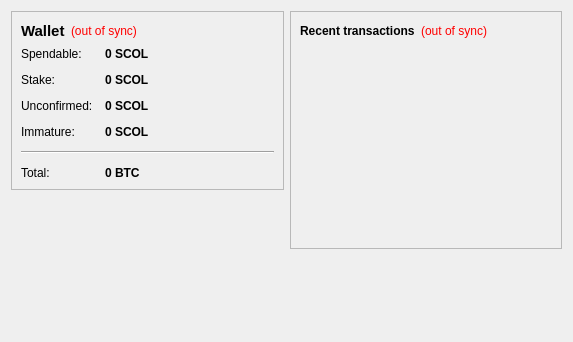
The window that src/qt/forms/overviewpage.ui (scolcoin/scolcoin_old) describes before a commit, drawn with Qt 5.
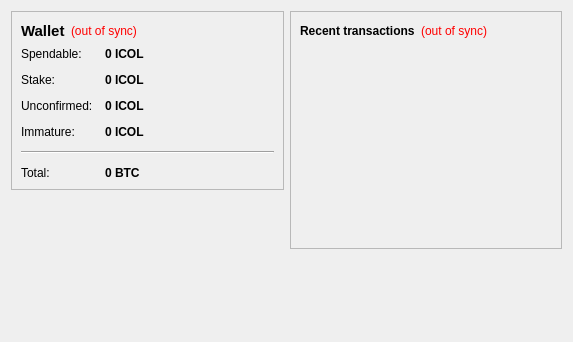
The same window after the commit.

Diff of the .ui file:
```diff
--- a/src/qt/forms/overviewpage.ui
+++ b/src/qt/forms/overviewpage.ui
@@ -105,7 +105,7 @@
              <string>Your current spendable balance</string>
             </property>
             <property name="text">
-             <string notr="true">0 SCOL</string>
+             <string notr="true">0 ICOL</string>
             </property>
             <property name="textInteractionFlags">
              <set>Qt::LinksAccessibleByMouse|Qt::TextSelectableByKeyboard|Qt::TextSelectableByMouse</set>
@@ -134,7 +134,7 @@
              <string>Total of coins that was staked, and do not yet count toward the current balance</string>
             </property>
             <property name="text">
-             <string notr="true">0 SCOL</string>
+             <string notr="true">0 ICOL</string>
             </property>
             <property name="textInteractionFlags">
              <set>Qt::LinksAccessibleByMouse|Qt::TextSelectableByKeyboard|Qt::TextSelectableByMouse</set>
@@ -163,7 +163,7 @@
              <string>Total of transactions that have yet to be confirmed, and do not yet count toward the current balance</string>
             </property>
             <property name="text">
-             <string notr="true">0 SCOL</string>
+             <string notr="true">0 ICOL</string>
             </property>
             <property name="textInteractionFlags">
              <set>Qt::LinksAccessibleByMouse|Qt::TextSelectableByKeyboard|Qt::TextSelectableByMouse</set>
@@ -189,7 +189,7 @@
              <string>Mined balance that has not yet matured</string>
             </property>
             <property name="text">
-             <string notr="true">0 SCOL</string>
+             <string notr="true">0 ICOL</string>
             </property>
             <property name="textInteractionFlags">
              <set>Qt::LinksAccessibleByMouse|Qt::TextSelectableByKeyboard|Qt::TextSelectableByMouse</set>
```
Left out of the diff: 4 changed lines with no effect on the pictures.
